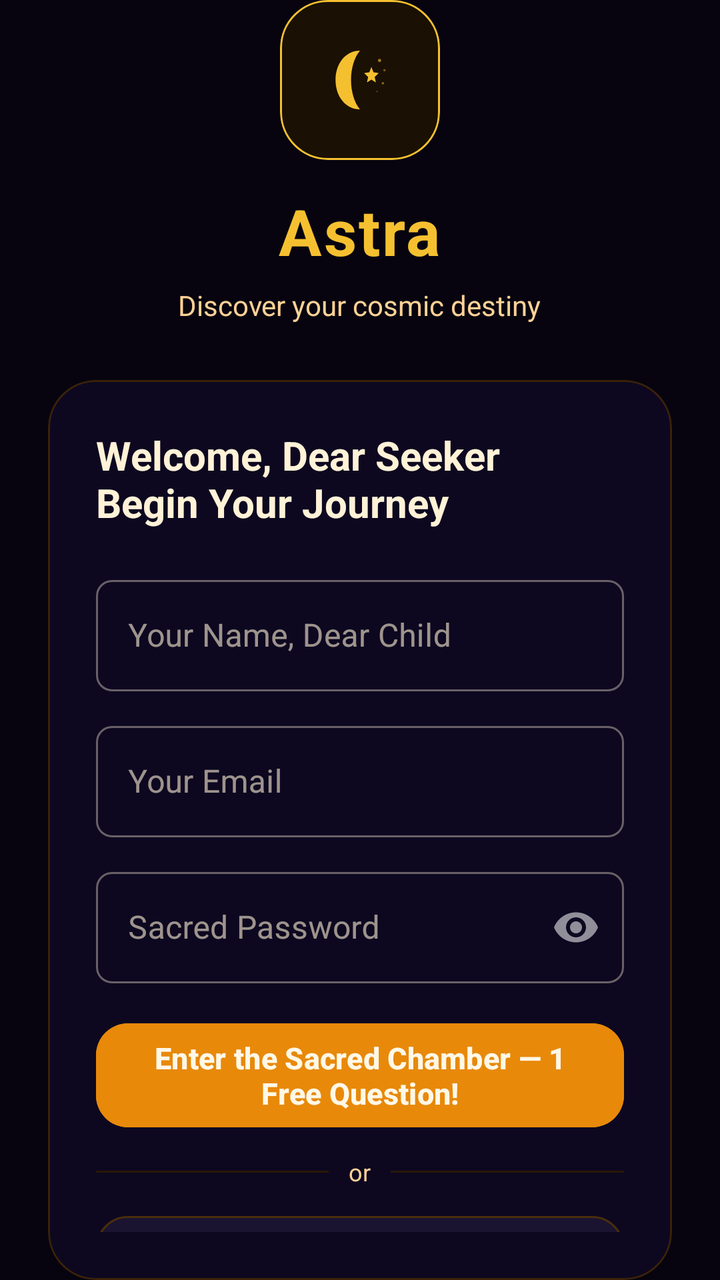
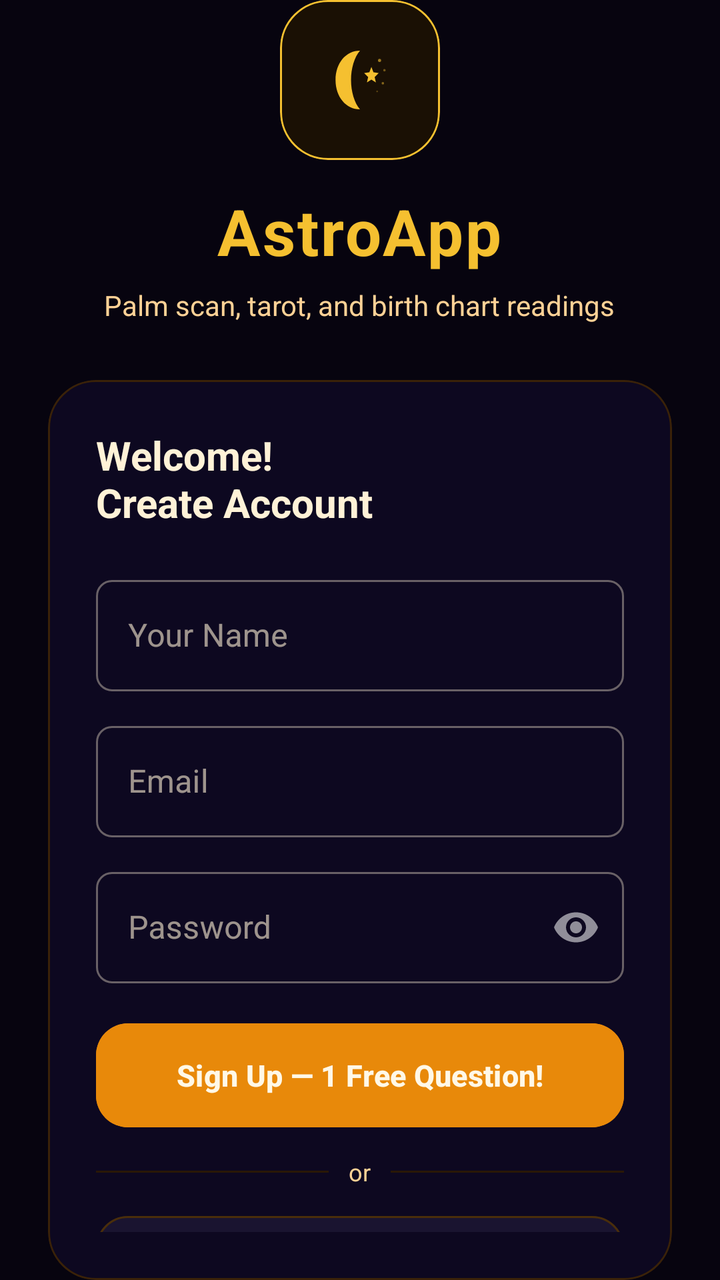

Two renders of the same Android screen: before a commit and after it. Below are the layout's source before the change and the commit's diff.
<!-- AndroidManifest.xml: application theme Theme.Astroapp -->
<!-- res/layout/activity_auth.xml -->
<?xml version="1.0" encoding="utf-8"?>
<LinearLayout xmlns:android="http://schemas.android.com/apk/res/android"
    xmlns:app="http://schemas.android.com/apk/res-auto"
    android:layout_width="match_parent"
    android:layout_height="match_parent"
    android:orientation="vertical"
    android:background="@color/bg_warm"
    android:gravity="center">

    
    <com.google.android.material.card.MaterialCardView
        android:layout_width="80dp"
        android:layout_height="80dp"
        app:cardCornerRadius="24dp"
        app:cardElevation="0dp"
        app:cardBackgroundColor="@color/banner_gold_bg"
        app:strokeColor="@color/brand_gold"
        app:strokeWidth="1dp"
        android:layout_marginBottom="14dp">

        <ImageView
            android:layout_width="44dp"
            android:layout_height="44dp"
            android:layout_gravity="center"
            android:src="@drawable/ic_app_logo"
            android:tint="@color/brand_gold"
            android:contentDescription="@string/cd_app_logo" />
    </com.google.android.material.card.MaterialCardView>

    <TextView
        android:layout_width="wrap_content"
        android:layout_height="wrap_content"
        android:text="Astra"
        android:textSize="32sp"
        android:textStyle="bold"
        android:letterSpacing="0.03"
        android:textColor="@color/brand_gold"
        android:layout_marginBottom="6dp" />

    <TextView
        android:layout_width="wrap_content"
        android:layout_height="wrap_content"
        android:text="Discover your cosmic destiny"
        android:textSize="14sp"
        android:textColor="@color/text_medium"
        android:layout_marginBottom="28dp" />

    
    <com.google.android.material.card.MaterialCardView
        android:layout_width="match_parent"
        android:layout_height="wrap_content"
        android:layout_marginStart="24dp"
        android:layout_marginEnd="24dp"
        app:cardCornerRadius="24dp"
        app:cardElevation="0dp"
        app:cardBackgroundColor="@color/surface"
        app:strokeColor="@color/outline"
        app:strokeWidth="1dp">

        <LinearLayout
            android:layout_width="match_parent"
            android:layout_height="wrap_content"
            android:orientation="vertical"
            android:padding="24dp">

            <TextView
                android:id="@+id/tvTitle"
                android:layout_width="wrap_content"
                android:layout_height="wrap_content"
                android:text="@string/auth_title_signup"
                android:textSize="20sp"
                android:textStyle="bold"
                android:textColor="@color/text_dark"
                android:layout_marginBottom="20dp" />

            
            <com.google.android.material.textfield.TextInputLayout
                android:id="@+id/tilName"
                android:layout_width="match_parent"
                android:layout_height="wrap_content"
                android:hint="@string/auth_name_hint"
                android:layout_marginBottom="12dp"
                style="@style/Widget.MaterialComponents.TextInputLayout.OutlinedBox">

                <com.google.android.material.textfield.TextInputEditText
                    android:id="@+id/etName"
                    android:layout_width="match_parent"
                    android:layout_height="wrap_content"
                    android:inputType="textPersonName"
                    android:imeOptions="actionNext" />
            </com.google.android.material.textfield.TextInputLayout>

            
            <com.google.android.material.textfield.TextInputLayout
                android:id="@+id/tilEmail"
                android:layout_width="match_parent"
                android:layout_height="wrap_content"
                android:hint="@string/auth_email_hint"
                android:layout_marginBottom="12dp"
                style="@style/Widget.MaterialComponents.TextInputLayout.OutlinedBox">

                <com.google.android.material.textfield.TextInputEditText
                    android:id="@+id/etEmail"
                    android:layout_width="match_parent"
                    android:layout_height="wrap_content"
                    android:inputType="textEmailAddress"
                    android:imeOptions="actionNext" />
            </com.google.android.material.textfield.TextInputLayout>

            
            <com.google.android.material.textfield.TextInputLayout
                android:id="@+id/tilPassword"
                android:layout_width="match_parent"
                android:layout_height="wrap_content"
                android:hint="@string/auth_password_hint"
                android:layout_marginBottom="20dp"
                app:passwordToggleEnabled="true"
                style="@style/Widget.MaterialComponents.TextInputLayout.OutlinedBox">

                <com.google.android.material.textfield.TextInputEditText
                    android:id="@+id/etPassword"
                    android:layout_width="match_parent"
                    android:layout_height="wrap_content"
                    android:inputType="textPassword"
                    android:imeOptions="actionDone" />
            </com.google.android.material.textfield.TextInputLayout>

            <ProgressBar
                android:id="@+id/progressBar"
                android:layout_width="wrap_content"
                android:layout_height="wrap_content"
                android:layout_gravity="center_horizontal"
                android:visibility="gone"
                android:layout_marginBottom="8dp" />

            <com.google.android.material.button.MaterialButton
                android:id="@+id/btnSubmit"
                android:layout_width="match_parent"
                android:layout_height="52dp"
                android:insetTop="0dp"
                android:insetBottom="0dp"
                android:text="@string/auth_signup_button"
                android:textSize="15sp"
                android:textStyle="bold"
                android:backgroundTint="@color/primary"
                android:layout_marginBottom="14dp"
                app:cornerRadius="16dp" />

            
            <LinearLayout
                android:layout_width="match_parent"
                android:layout_height="wrap_content"
                android:orientation="horizontal"
                android:gravity="center_vertical"
                android:layout_marginBottom="14dp">
                <View android:layout_width="0dp" android:layout_height="1dp" android:layout_weight="1" android:background="@color/divider" />
                <TextView android:layout_width="wrap_content" android:layout_height="wrap_content" android:text="@string/auth_or_divider" android:textSize="12sp" android:textColor="@color/text_medium" android:paddingHorizontal="10dp" />
                <View android:layout_width="0dp" android:layout_height="1dp" android:layout_weight="1" android:background="@color/divider" />
            </LinearLayout>

            
            <com.google.android.material.button.MaterialButton
                android:id="@+id/btnGoogle"
                android:layout_width="match_parent"
                android:layout_height="52dp"
                android:insetTop="0dp"
                android:insetBottom="0dp"
                android:text="@string/auth_google_button"
                android:textSize="14sp"
                android:backgroundTint="@color/surface_container_high"
                android:textColor="@color/text_dark"
                android:layout_marginBottom="14dp"
                app:cornerRadius="16dp"
                style="@style/Widget.MaterialComponents.Button.OutlinedButton"
                app:strokeColor="@color/outline_variant" />

            <TextView
                android:id="@+id/tvToggle"
                android:layout_width="wrap_content"
                android:layout_height="wrap_content"
                android:layout_gravity="center_horizontal"
                android:text="@string/auth_toggle_to_login"
                android:textColor="@color/brand_gold"
                android:textSize="14sp"
                android:padding="8dp" />
        </LinearLayout>
    </com.google.android.material.card.MaterialCardView>
</LinearLayout>
<!-- resources referenced by this layout -->
<resources>
  <color name="banner_gold_bg">#1A1004</color>
  <color name="bg_warm">#07040F</color>
  <color name="brand_gold">#F5C030</color>
  <color name="divider">#2A1806</color>
  <color name="outline">#3A2208</color>
  <color name="outline_variant">#4A2E0A</color>
  <color name="primary">#E8890A</color>
  <color name="surface">#0D0820</color>
  <color name="surface_container_high">#1A1430</color>
  <color name="text_dark">#FFF2D7</color>
  <color name="text_medium">#FFD296</color>
  <!-- drawable ic_app_logo (drawable) -->
  <?xml version="1.0" encoding="utf-8"?>
  <vector xmlns:android="http://schemas.android.com/apk/res/android"
      android:width="108dp"
      android:height="108dp"
      android:viewportWidth="108"
      android:viewportHeight="108">
  
      
      <path
          android:fillColor="#FFB74D"
          android:pathData="M54,18 C37,18 24,33 24,54 C24,75 37,90 54,90 C47,82 43,68 43,54 C43,40 47,26 54,18 Z" />
  
      
      <path
          android:fillColor="#FFFFFF"
          android:pathData="M68,38 L70.5,44.5 L77,45.5 L72,50.5 L73.5,57 L68,53.5 L62.5,57 L64,50.5 L59,45.5 L65.5,44.5 Z" />
  
      
      <path
          android:fillColor="#FFB74D"
          android:fillAlpha="0.6"
          android:pathData="M78,30 m-2,0 a2,2 0,1 1,4 0 a2,2 0,1 1,-4 0" />
      <path
          android:fillColor="#FFB74D"
          android:fillAlpha="0.4"
          android:pathData="M84,42 m-1.5,0 a1.5,1.5 0,1 1,3 0 a1.5,1.5 0,1 1,-3 0" />
      <path
          android:fillColor="#FFB74D"
          android:fillAlpha="0.5"
          android:pathData="M82,58 m-1.5,0 a1.5,1.5 0,1 1,3 0 a1.5,1.5 0,1 1,-3 0" />
      <path
          android:fillColor="#FFB74D"
          android:fillAlpha="0.3"
          android:pathData="M75,68 m-1,0 a1,1 0,1 1,2 0 a1,1 0,1 1,-2 0" />
  </vector>
  <string name="auth_email_hint">Your Email</string>
  <string name="auth_google_button">Continue with Google</string>
  <string name="auth_name_hint">Your Name, Dear Child</string>
  <string name="auth_or_divider">or</string>
  <string name="auth_password_hint">Sacred Password</string>
  <string name="auth_signup_button">Enter the Sacred Chamber \u2014 1 Free Question!</string>
  <string name="auth_title_signup">Welcome, Dear Seeker\nBegin Your Journey</string>
  <string name="auth_toggle_to_login">Already a seeker? Enter here</string>
  <string name="cd_app_logo">Astra logo</string>
  <color name="primary_dark">#C9720A</color>
  <color name="on_primary">#FFF8E7</color>
  <color name="primary_container">#2E1804</color>
  <color name="on_primary_container">#FFD080</color>
  <color name="secondary">#F5C030</color>
  <color name="on_secondary">#1A1200</color>
  <color name="secondary_container">#3A2A00</color>
  <color name="on_secondary_container">#FFE580</color>
  <color name="tertiary">#F5C030</color>
  <color name="on_tertiary">#1A1200</color>
  <color name="tertiary_container">#3A2A00</color>
  <color name="on_tertiary_container">#FFE580</color>
  <color name="error">#FF4D4D</color>
  <color name="on_error">#FFFFFF</color>
  <color name="error_container">#93000A</color>
  <color name="on_error_container">#FFDAD6</color>
  <color name="on_surface">#FFF2D7</color>
  <color name="surface_variant">#150E22</color>
  <color name="on_surface_variant">#FFD296</color>
  <style name="ShapeAppearance.Astro.SmallComponent" parent="ShapeAppearance.Material3.SmallComponent">
          <item name="cornerSize">@dimen/radius_sm</item>
      </style>
  <style name="ShapeAppearance.Astro.MediumComponent" parent="ShapeAppearance.Material3.MediumComponent">
          <item name="cornerSize">@dimen/radius_md</item>
      </style>
  <style name="ShapeAppearance.Astro.LargeComponent" parent="ShapeAppearance.Material3.LargeComponent">
          <item name="cornerSize">@dimen/radius_lg</item>
      </style>
  <dimen name="radius_sm">8dp</dimen>
  <dimen name="radius_md">12dp</dimen>
  <dimen name="radius_lg">16dp</dimen>
  <!-- unchanged entries left out for length: 1 -->
</resources>

<!-- the commit's change to res/layout/activity_auth.xml (unified diff, before → after) -->
@@ -23,14 +23,14 @@
             android:layout_height="44dp"
             android:layout_gravity="center"
             android:src="@drawable/ic_app_logo"
-            android:tint="@color/brand_gold"
+            app:tint="@color/brand_gold"
             android:contentDescription="@string/cd_app_logo" />
     </com.google.android.material.card.MaterialCardView>
 
     <TextView
         android:layout_width="wrap_content"
         android:layout_height="wrap_content"
-        android:text="Astra"
+        android:text="@string/app_title"
         android:textSize="32sp"
         android:textStyle="bold"
         android:letterSpacing="0.03"
@@ -40,7 +40,7 @@
     <TextView
         android:layout_width="wrap_content"
         android:layout_height="wrap_content"
-        android:text="Discover your cosmic destiny"
+        android:text="@string/auth_brand_tagline"
         android:textSize="14sp"
         android:textColor="@color/text_medium"
         android:layout_marginBottom="28dp" />
<!-- resource entries referenced after the edit -->
@@ -47,15 +47,17 @@
           android:fillAlpha="0.3"
           android:pathData="M75,68 m-1,0 a1,1 0,1 1,2 0 a1,1 0,1 1,-2 0" />
   </vector>
-  <string name="auth_email_hint">Your Email</string>
+  <string name="app_title">AstroApp</string>
+  <string name="auth_brand_tagline">Palm scan, tarot, and birth chart readings</string>
+  <string name="auth_email_hint">Email</string>
   <string name="auth_google_button">Continue with Google</string>
-  <string name="auth_name_hint">Your Name, Dear Child</string>
+  <string name="auth_name_hint">Your Name</string>
   <string name="auth_or_divider">or</string>
-  <string name="auth_password_hint">Sacred Password</string>
-  <string name="auth_signup_button">Enter the Sacred Chamber \u2014 1 Free Question!</string>
-  <string name="auth_title_signup">Welcome, Dear Seeker\nBegin Your Journey</string>
-  <string name="auth_toggle_to_login">Already a seeker? Enter here</string>
-  <string name="cd_app_logo">Astra logo</string>
+  <string name="auth_password_hint">Password</string>
+  <string name="auth_signup_button">Sign Up \u2014 1 Free Question!</string>
+  <string name="auth_title_signup">Welcome!\nCreate Account</string>
+  <string name="auth_toggle_to_login">Already have an account? Log in</string>
+  <string name="cd_app_logo">AstroApp logo</string>
   <color name="primary_dark">#C9720A</color>
   <color name="on_primary">#FFF8E7</color>
   <color name="primary_container">#2E1804</color>
